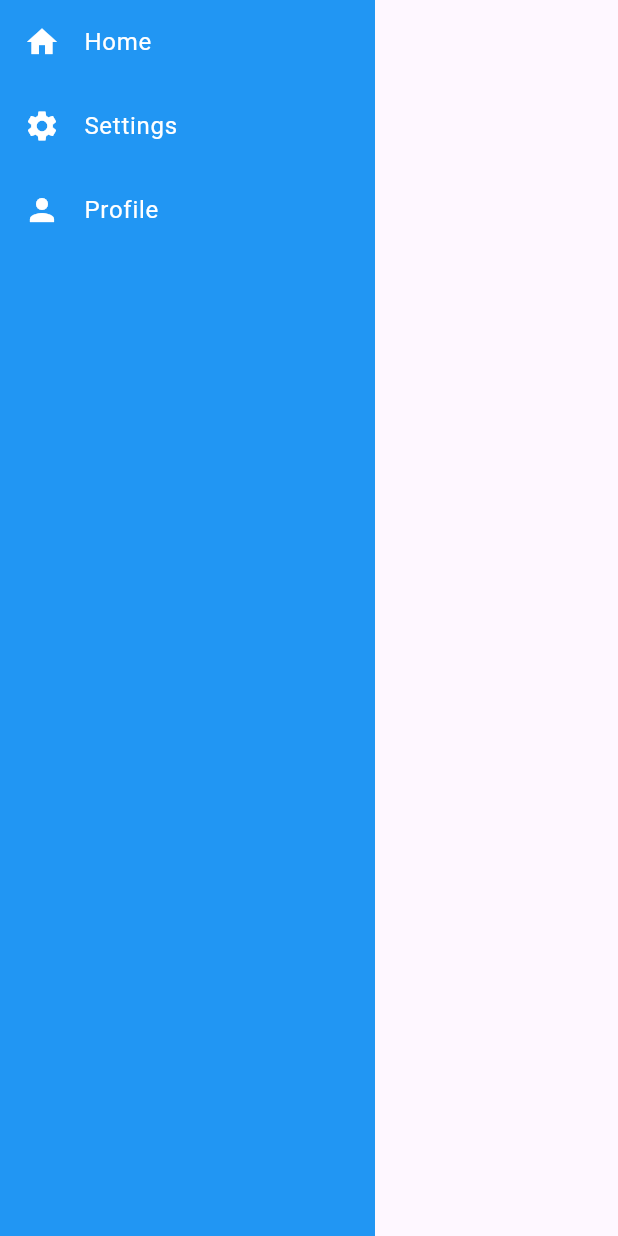
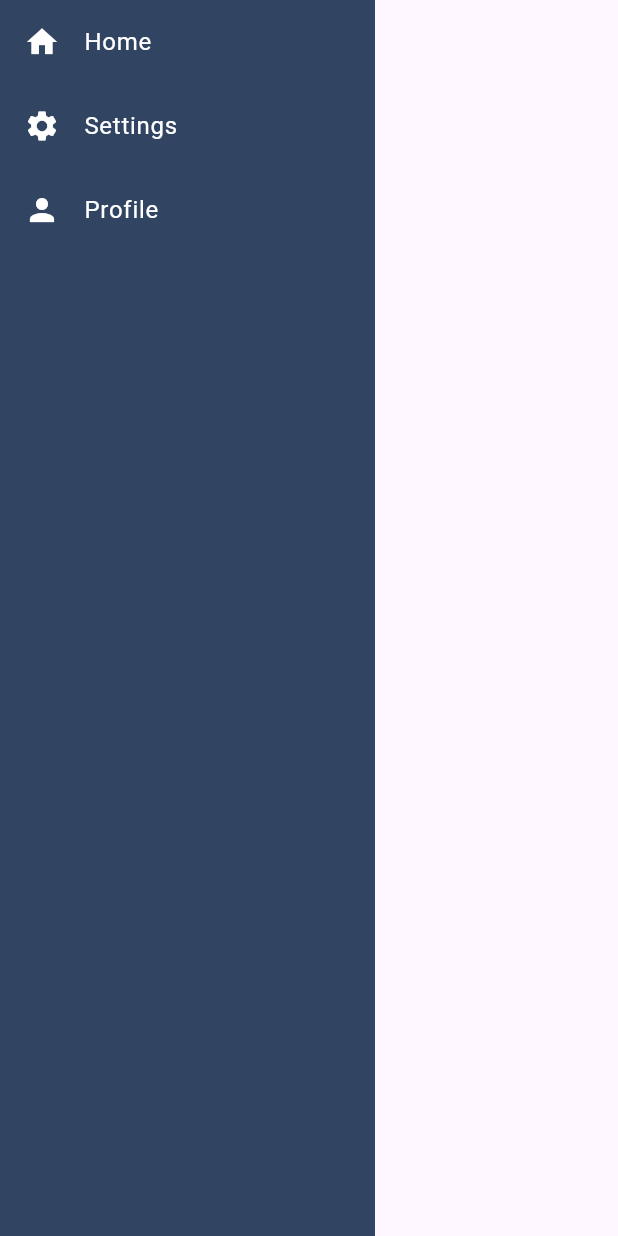
Before and after one commit to Ampaw24/SimmBackend, a Flutter app: the Sidebar widget shown alone on an empty page, opened directly, on a phone screen of 412 x 824 dp. Run offline on Flutter 3.47's test engine with Material 2 defaults, Android fonts, the phone set to English and light mode, and no system bars; our stand-ins replace google_fonts, sidebarx.

Commit message:
side bar added with include changes in Navigation bars

```diff
--- a/lib/screens/text.dart
+++ b/lib/screens/text.dart
@@ -12,7 +12,7 @@ TextStyle subheaderRegular =
 TextStyle subheaderBoldbtn =
     TextStyle(color: Colors.white, fontSize: 18, fontWeight: FontWeight.w600);
 TextStyle header1boldwhite =
-    TextStyle(color: Colors.white, fontSize: 48, fontWeight: FontWeight.normal);
+    TextStyle(color: Colors.white, fontSize: 39, fontWeight: FontWeight.normal);
 TextStyle subheaderBoldWhite =
     TextStyle(color: Colors.white, fontSize: 15, fontWeight: FontWeight.normal);
 TextStyle subheaderBoldbtn2 =
--- a/lib/utils/colors.dart
+++ b/lib/utils/colors.dart
@@ -1,6 +1,7 @@
 import 'package:flutter/material.dart';
 
 class AppColor {
-  static Color mainBlue = Color(0xff23395D);
-  static Color mainBlueOpc = Color(0xff23395D).withOpacity(0.5);
+  static Color mainBlue = const Color(0xff23395D);
+  static Color mainBlueLight = const Color(0xff314462);
+  static Color mainBlueOpc = const Color(0xff23395D).withOpacity(0.5);
 }
--- a/lib/utils/sidebar.dart
+++ b/lib/utils/sidebar.dart
@@ -1,13 +1,18 @@
+// ignore_for_file: prefer_const_constructors, prefer_const_literals_to_create_immutables
+
 import 'package:flutter/material.dart';
+import 'package:simbackend/utils/colors.dart';
 
 class Sidebar extends StatelessWidget {
   @override
   Widget build(BuildContext context) {
     return Container(
       width: 250.0,
-      color: Colors.blue,
+      color: AppColor.mainBlueLight,
       child: Column(
-        crossAxisAlignment: CrossAxisAlignment.stretch,
+        crossAxisAlignment: CrossAxisAlignment.start,
+        mainAxisAlignment: MainAxisAlignment.start,
+
         children: [
           ListTile(
             leading: Icon(Icons.home, color: Colors.white),
```
Also changed, not shown: lib/screens/lectureview/lecturedashboard.dart (+18 -104 lines), lib/utils/imagerow.dart (added, +22 -0 lines), lib/utils/topnavbar.dart (added, +58 -0 lines), assets/dashboardlogo.png (added).
